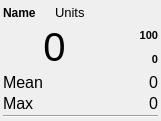
Above: gui/monitor/monitor.ui from MariuszSuchenek/MVM_GUI_test2 before the change. Below: the same form after it.
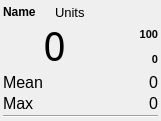
That is the form after the change.

Commit message: Changed monitor font to Noto Mono (fixed width font)

Diff of the .ui file:
```diff
--- a/gui/monitor/monitor.ui
+++ b/gui/monitor/monitor.ui
@@ -147,6 +147,7 @@
     <widget class="QLabel" name="label_value">
      <property name="font">
       <font>
+       <family>Noto Mono</family>
        <pointsize>30</pointsize>
       </font>
      </property>
```
